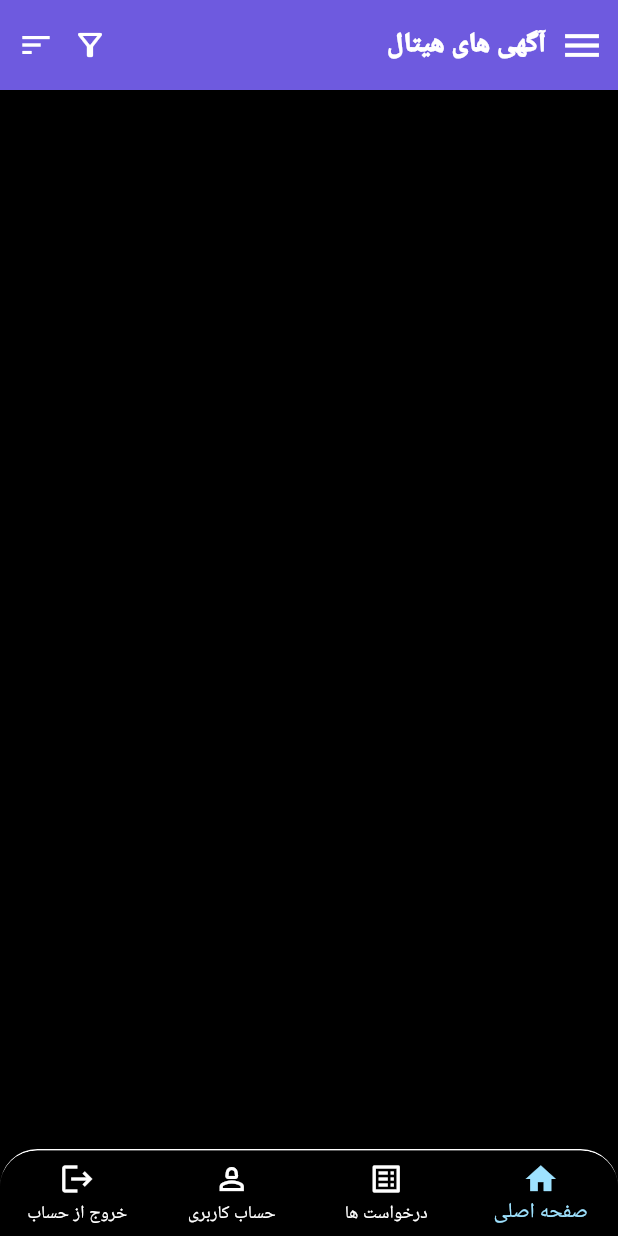
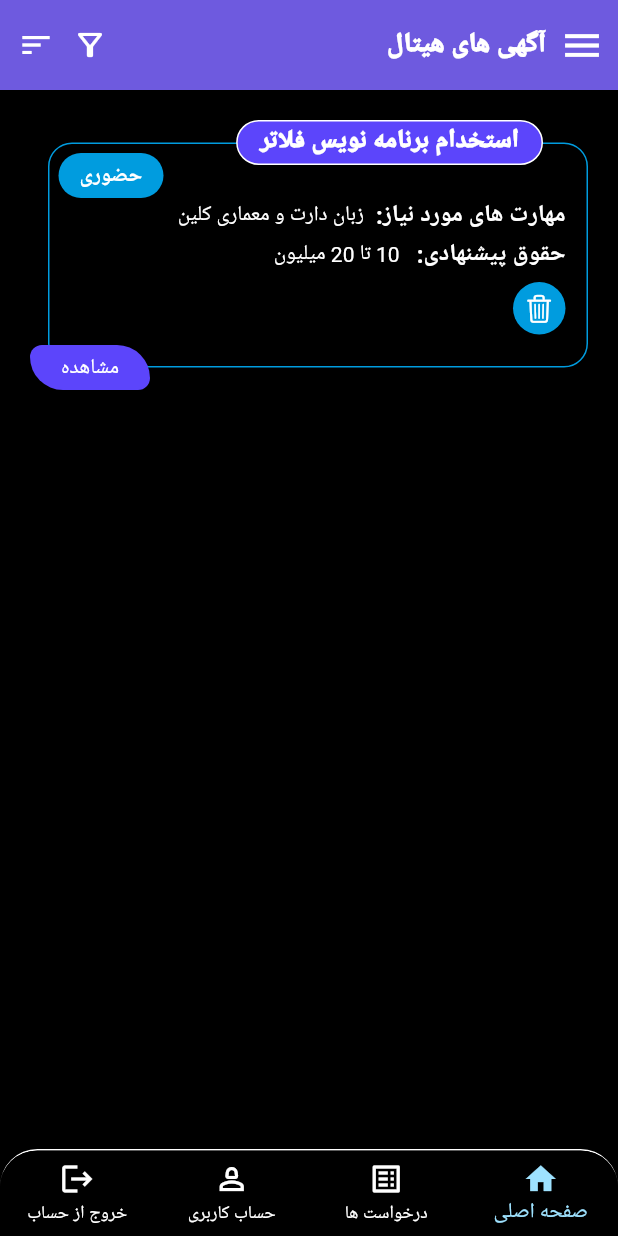
Before and after one commit to mohammad-dehghanifard/flutter_ui_challenge, a Flutter app: the screen it shows after launch, on a phone screen of 412 x 824 dp. Run offline on Flutter 3.47's test engine with Material 3 defaults, Android fonts, the phone set to English and light mode, and no system bars; our stand-ins replace carousel_slider, google_fonts, google_nav_bar, readmore, smooth_page_indicator; Roboto replaces fonts that are missing (Vazirmatn).

Commit message:
ads app ui :impl AdsListItem custom widget

```diff
--- a/lib/ advertising_app/screen/ads_home_screen.dart
+++ b/lib/ advertising_app/screen/ads_home_screen.dart
@@ -1,4 +1,5 @@
 import 'package:flutter/material.dart';
+import 'package:flutter_ui_challenge/%20advertising_app/widget/ads_list_item.dart';
 import 'package:flutter_ui_challenge/%20advertising_app/widget/filter_bottom_sheet.dart';
 import 'package:flutter_ui_challenge/%20advertising_app/widget/sort_pop_up_menu.dart';
 import 'package:google_fonts/google_fonts.dart';
@@ -10,6 +11,7 @@ class AdsHomeScreen extends StatelessWidget {
   Widget build(BuildContext context) {
     return Column(
       children: [
+        // header
         Container(
           width: double.infinity,
           height: 60,
@@ -46,7 +48,8 @@ class AdsHomeScreen extends StatelessWidget {
               ),
             ],
           ),
-        )
+        ),
+        const AdsListItem()
       ],
     );
   }
--- /dev/null
+++ b/lib/ advertising_app/widget/ads_list_item.dart
@@ -0,0 +1,118 @@
+import 'package:flutter/cupertino.dart';
+import 'package:flutter/material.dart';
+import 'package:google_fonts/google_fonts.dart';
+
+class AdsListItem extends StatelessWidget {
+  const AdsListItem({
+    super.key,
+  });
+
+  @override
+  Widget build(BuildContext context) {
+    return Padding(
+      padding: const EdgeInsets.all(20.0),
+      child: SizedBox(
+        height: 180,
+        child: Stack(
+          children: [
+            // main container
+            Align(
+              alignment: Alignment.center,
+              child: Container(
+                width: double.infinity,
+                height: 150,
+                padding: const EdgeInsets.all(6),
+                margin: const EdgeInsets.only(left: 12),
+                decoration: BoxDecoration(
+                    border: Border.all(color: const Color(0xFF009CDF),width: 1),
+                    borderRadius: BorderRadius.circular(16)
+                ),
+                child: Column(
+                  children: [
+                    Align(
+                      alignment: Alignment.topLeft,
+                      child: Container(
+                        width: 70,
+                        height: 30,
+                        decoration: BoxDecoration(
+                            color: const Color(0xFF009CDF),
+                            borderRadius: BorderRadius.circular(30)
+                        ),
+                        child: Center(child: Text("حضوری",style: GoogleFonts.vazirmatn(color: Colors.white,fontWeight: FontWeight.bold))),
+                      ),
+                    ),
+                    //ability
+                    Row(
+                      children: [
+                        const SizedBox(width: 8),
+                        Text("مهارت های مورد نیاز:",style: GoogleFonts.vazirmatn(color: Colors.white,fontWeight: FontWeight.bold,fontSize: 16)),
+                        const SizedBox(width: 8),
+                        Text("زبان دارت و معماری کلین",style: GoogleFonts.vazirmatn(color: Colors.white,fontSize: 14)),
+
+                      ],
+                    ),
+                    const SizedBox(height: 4),
+                    // price
+                    Row(
+                      children: [
+                        const SizedBox(width: 8),
+                        Text("حقوق پیشنهادی:",style: GoogleFonts.vazirmatn(color: Colors.white,fontWeight: FontWeight.bold,fontSize: 16)),
+                        const SizedBox(width: 8),
+                        Text(" 10 تا 20 میلیون",style: GoogleFonts.vazirmatn(color: Colors.white,fontSize: 14)),
+                      ],
+                    ),
+                    // delete icon
+                    Align(
+                      alignment: Alignment.bottomRight,
+                      child: Container(
+                        width: 35,
+                        height: 35,
+                        margin: const EdgeInsets.all(8),
+                        decoration: const BoxDecoration(
+                            color: Color(0xFF009CDF),
+                            shape: BoxShape.circle
+                        ),
+                        child: const Icon(CupertinoIcons.delete,color: Colors.white,size: 20),
+                      ),
+                    )
+                  ],
+                ),
+              ),
+            ),
+            // ads title
+            Container(
+              height: 30,
+              margin: const EdgeInsets.only(right: 30),
+              padding: const EdgeInsets.only(left: 15,right: 15,top: 1),
+              decoration: BoxDecoration(
+                  color: const Color(0xFF5C45FB),
+                  borderRadius: BorderRadius.circular(100),
+                  border: Border.all(color: Colors.white)
+              ),
+              child: Text("استخدام برنامه نویس فلاتر",style: GoogleFonts.vazirmatn(color: Colors.white,fontWeight: FontWeight.w900,fontSize: 17)),
+            ),
+            // view btn
+            Align(
+              alignment: Alignment.bottomLeft,
+              child: Container(
+                width: 80,
+                height: 30,
+                margin: const EdgeInsets.only(right: 30),
+                decoration: const BoxDecoration(
+                    color: Color(0xFF5C45FB),
+                    borderRadius: BorderRadius.only(
+                      bottomLeft: Radius.circular(22),
+                      topRight: Radius.circular(22),
+                      topLeft: Radius.circular(8),
+                      bottomRight: Radius.circular(8),
+                    )
+                ),
+                child: Center(child: Text("مشاهده",style: GoogleFonts.vazirmatn(fontSize: 14,color: Colors.white))),
+              ),
+            )
+          ],
+        ),
+      ),
+    );
+  }
+}
```
